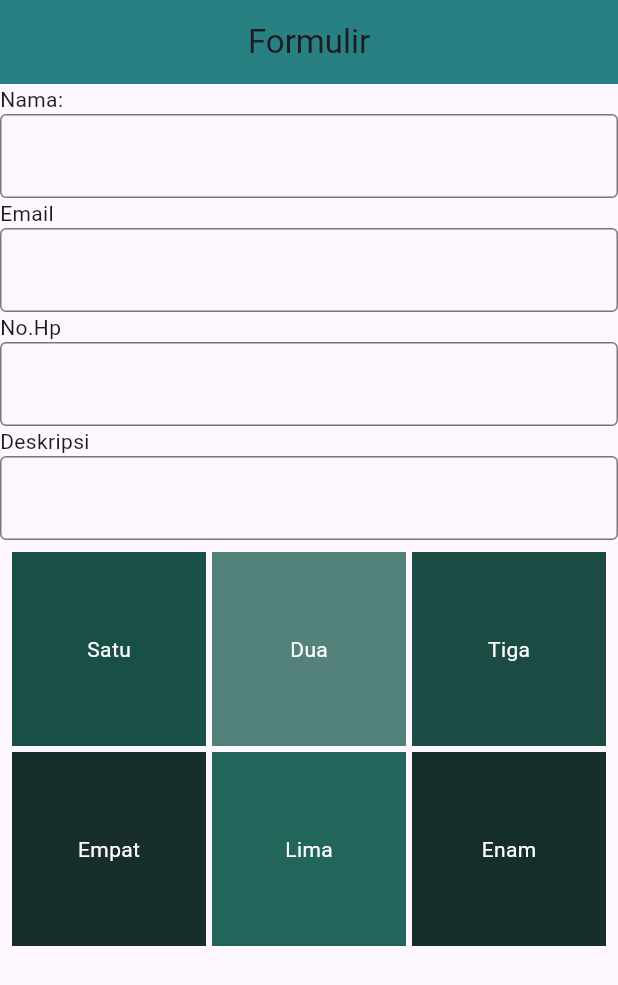
After one commit to mutiaraara7926/tugas_flutter, a Flutter app: the screen it shows after launch, on a phone screen of 412 x 824 dp. The commit adds this screen. Shown: the top 985 px of the screen. Run offline on Flutter 3.47's test engine with Material 3 defaults, Android fonts, the phone set to English and light mode, and no system bars.

Commit message:
Tugas3Flutter

```diff
--- a/lib/main.dart
+++ b/lib/main.dart
@@ -1,5 +1,5 @@
 import 'package:flutter/material.dart';
-import 'package:ppkd_b_3/tugas2_fluter/tugas2flutter.dart';
+import 'package:ppkd_b_3/tugas3flutter/tugas3flutter.dart';
 
 
 
@@ -33,7 +33,7 @@ class MyApp extends StatelessWidget {
         // tested with just a hot reload.
         colorScheme: ColorScheme.fromSeed(seedColor: Colors.deepPurple),
       ),
-      home: TugasDuaFlutter(),
+      home: Tugas3flutter(),
     );
   }
 }
--- /dev/null
+++ b/lib/tugas3flutter/tugas3flutter.dart
@@ -0,0 +1,153 @@
+import 'package:flutter/material.dart';
+
+class Tugas3flutter extends StatelessWidget {
+  const Tugas3flutter({super.key});
+
+  @override
+  Widget build(BuildContext context) {
+    return Scaffold(
+      appBar: AppBar(
+        title: Text("Formulir"),
+        centerTitle: true,
+        backgroundColor: const Color.fromARGB(243, 29, 122, 125),
+      ),
+      body: Column(
+        children: [
+          Row(children: [Text("Nama:")]),
+          TextField(decoration: InputDecoration(border: OutlineInputBorder())),
+          Row(children: [Text("Email")]),
+          TextField(decoration: InputDecoration(border: OutlineInputBorder())),
+          Row(children: [Text("No.Hp")]),
+          TextField(decoration: InputDecoration(border: OutlineInputBorder())),
+          Row(children: [Text("Deskripsi")]),
+          TextField(decoration: InputDecoration(border: OutlineInputBorder())),
+          GridView.count(
+            physics: NeverScrollableScrollPhysics(),
+            shrinkWrap: true,
+            padding: EdgeInsets.all(8),
+            crossAxisCount: 3,
+            mainAxisSpacing: 4,
+            crossAxisSpacing: 4,
+            children: [
+              Stack(
+                alignment: Alignment.center,
+                children: [
+                  Container(
+                    height: 250,
+                    width: 250,
+                    decoration: BoxDecoration(
+                      color: const Color.fromARGB(255, 24, 80, 71),
+                    ),
+                  ),
+                  Text(
+                    "Satu",
+                    style: TextStyle(
+                      color: const Color.fromARGB(255, 255, 255, 255),
+                    ),
+                  ),
+                ],
+              ),
+              Stack(
+                alignment: Alignment.center,
+                children: [
+                  Container(
+                    height: 250,
+                    width: 250,
+                    decoration: BoxDecoration(
+                      color: const Color.fromARGB(255, 83, 130, 122),
+                    ),
+                  ),
+                  Text(
+                    "Dua",
+                    style: TextStyle(
+                      color: const Color.fromARGB(255, 255, 255, 255),
+                    ),
+                  ),
+                  Text(
+                    "",
+                    style: TextStyle(
+                      color: const Color.fromARGB(255, 255, 255, 255),
+                    ),
+                  ),
+                ],
+              ),
+
+              Stack(
+                alignment: Alignment.center,
+                children: [
+                  Container(
+                    height: 250,
+                    width: 250,
+                    decoration: BoxDecoration(
+                      color: const Color.fromARGB(255, 28, 75, 67),
+                    ),
+                  ),
+                  Text(
+                    "Tiga",
+                    style: TextStyle(
+                      color: const Color.fromARGB(255, 255, 255, 255),
+                    ),
+                  ),
+                ],
+              ),
+              Stack(
+                alignment: Alignment.center,
+                children: [
+                  Container(
+                    height: 250,
+                    width: 250,
+                    decoration: BoxDecoration(
+                      color: const Color.fromARGB(255, 24, 46, 43),
+                    ),
+                  ),
+                  Text(
+                    "Empat",
+                    style: TextStyle(
+                      color: const Color.fromARGB(255, 255, 255, 255),
+                    ),
+                  ),
+                ],
+              ),
+              Stack(
+                alignment: Alignment.center,
+                children: [
+                  Container(
+                    height: 250,
+                    width: 250,
+                    decoration: BoxDecoration(
+                      color: const Color.fromARGB(255, 34, 101, 90),
+                    ),
+                  ),
+                  Text(
+                    "Lima",
+                    style: TextStyle(
+                      color: const Color.fromARGB(255, 255, 255, 255),
+                    ),
+                  ),
+                ],
+              ),
+              Stack(
+                alignment: Alignment.center,
+                children: [
+                  Container(
+                    height: 250,
+                    width: 250,
+                    decoration: BoxDecoration(
+                      color: const Color.fromARGB(255, 22, 46, 42),
+                    ),
+                  ),
+                  Text(
+                    "Enam",
+                    style: TextStyle(
+                      color: const Color.fromARGB(255, 255, 255, 255),
+                    ),
+                  ),
+                ],
+              ),
+            ],
+          ),
+        ],
+      ),
+    );
+  }
+}
```
Also changed, not shown: lib/tugas2_fluter/tugas2flutter.dart (+9 -7 lines).
